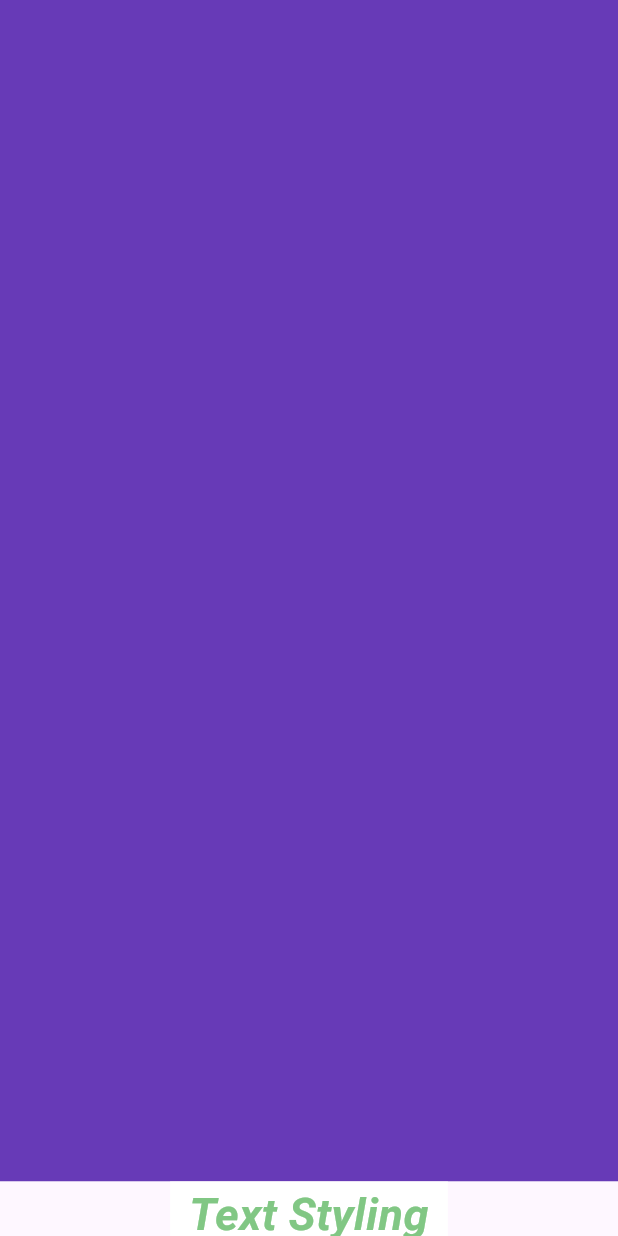
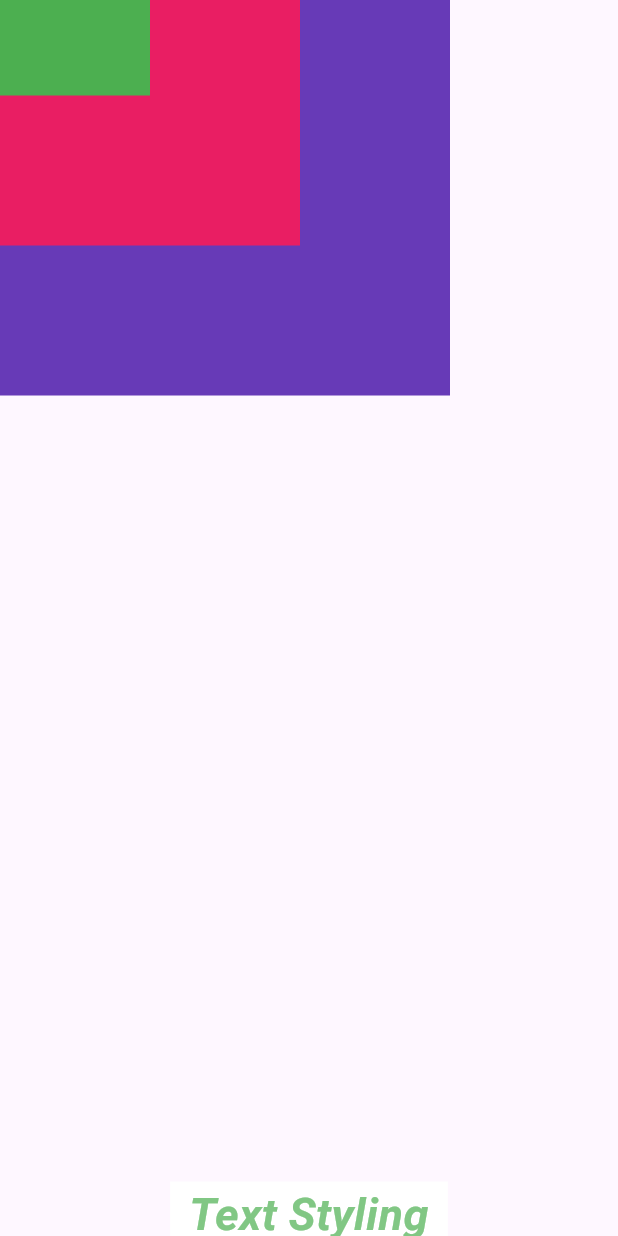
Before and after one commit to Mindsetter/flutter_widgets, a Flutter app: the screen it shows after launch, scrolled down 1152 dp, on a phone screen of 412 x 824 dp. Run offline on Flutter 3.47's test engine with Material 3 defaults, Android fonts, the phone set to English and light mode, and no system bars.

Commit message:
add Stack

```diff
--- a/lib/screen/pages/page_two.dart
+++ b/lib/screen/pages/page_two.dart
@@ -6,8 +6,24 @@ class PageTwo extends StatelessWidget {
   @override
   Widget build(BuildContext context) {
     return Scaffold(
-      body: Container(
-        color: Colors.deepPurple,
+      body: Stack(
+        children: [
+          Container(
+            height: 300,
+            width: 300,
+            color: Colors.deepPurple,
+          ),
+          Container(
+            height: 200,
+            width: 200,
+            color: Colors.pink,
+          ),
+          Container(
+            height: 100,
+            width: 100,
+            color: Colors.green,
+          ),
+        ],
       ),
     );
   }
```
